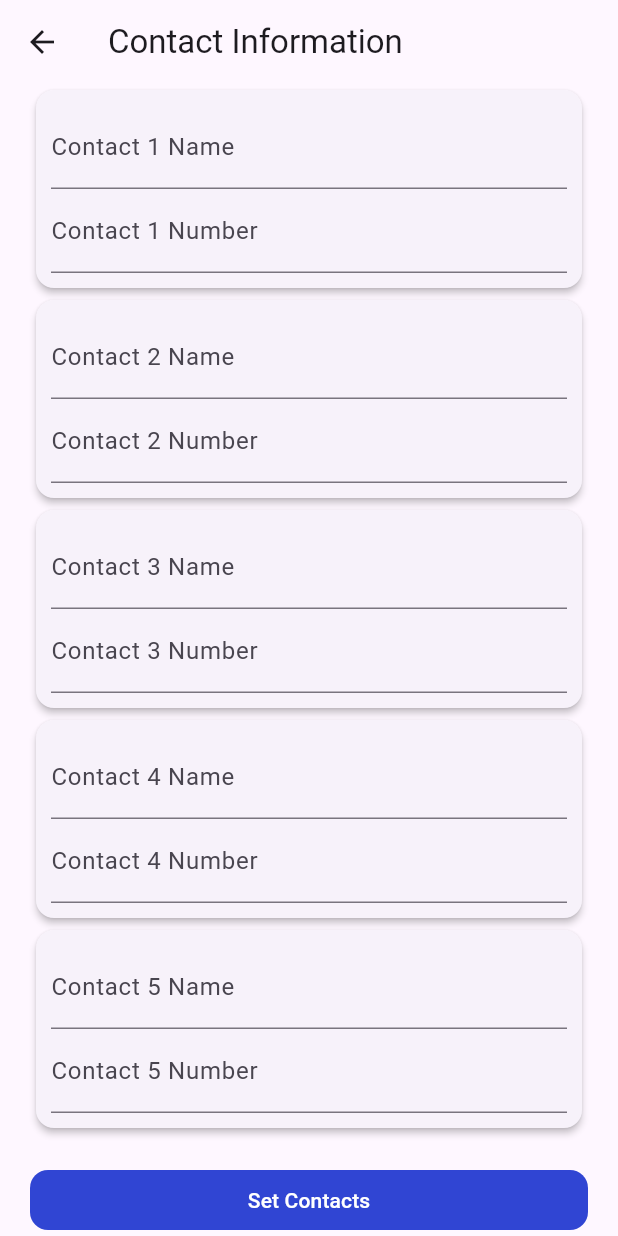
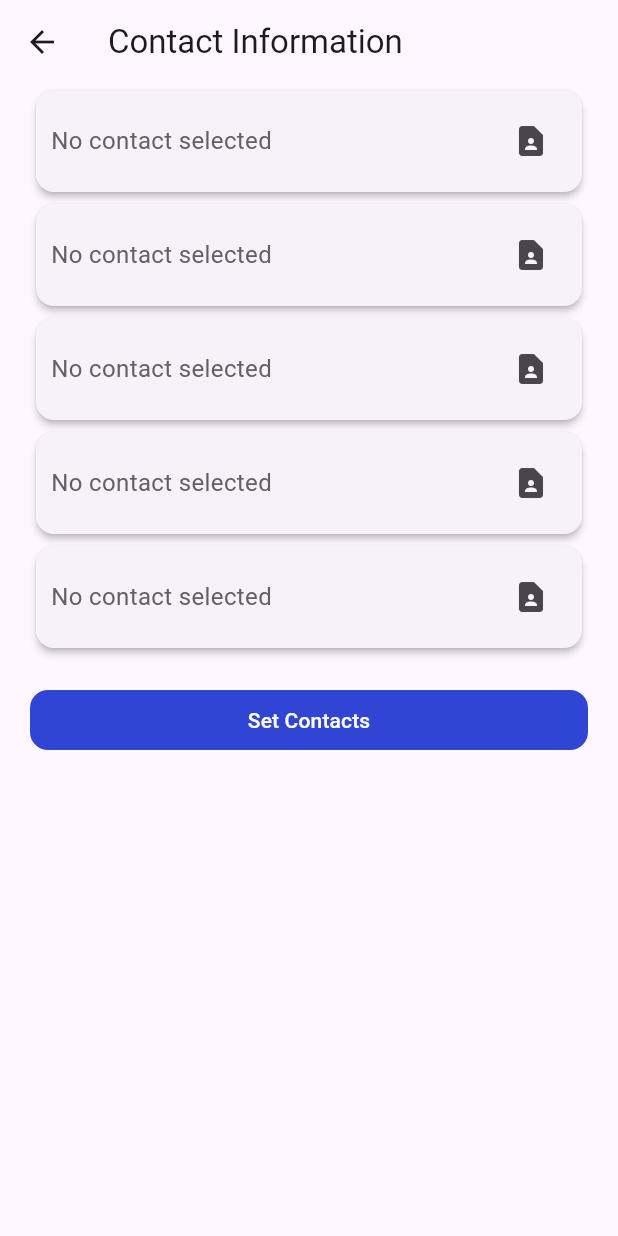
Before and after one commit to varad615/AlertX, a Flutter app: the ContactPage screen opened directly, on a phone screen of 412 x 824 dp. Run offline on Flutter 3.47's test engine with Material 3 defaults, Android fonts, the phone set to English and light mode, and no system bars; our stand-ins replace audioplayers, battery_plus, cloud_firestore, contacts_service, firebase_auth, firebase_core and 8 more; missing offline and left inert: direct_sms, fl_location_platform_interface, flutter_background, flutter_phone_direct_caller, geofence_service, workmanager; accounts and stored records are empty.

Commit message:
added contact select

```diff
--- a/lib/screens/contact.dart
+++ b/lib/screens/contact.dart
@@ -1,6 +1,8 @@
 import 'package:flutter/material.dart';
 import 'package:firebase_auth/firebase_auth.dart';
 import 'package:cloud_firestore/cloud_firestore.dart';
+import 'package:contacts_service/contacts_service.dart';
+import 'package:permission_handler/permission_handler.dart';
 
 class ContactPage extends StatefulWidget {
   @override
@@ -94,6 +96,30 @@ class _ContactPageState extends State<ContactPage> {
     }
   }
 
+  Future<void> _selectContact(TextEditingController nameController, TextEditingController numberController) async {
+    if (await Permission.contacts.request().isGranted) {
+      final Contact? contact = await ContactsService.openDeviceContactPicker();
+
+      if (contact != null && contact.phones != null && contact.phones!.isNotEmpty) {
+        setState(() {
+          nameController.text = contact.displayName ?? '';
+          numberController.text = contact.phones!.first.value ?? '';
+        });
+      }
+    } else {
+      ScaffoldMessenger.of(context).showSnackBar(
+        SnackBar(content: Text('Permission to access contacts is denied')),
+      );
+    }
+  }
+
+  void _removeContact(TextEditingController nameController, TextEditingController numberController) {
+    setState(() {
+      nameController.clear();
+      numberController.clear();
+    });
+  }
+
   @override
   Widget build(BuildContext context) {
     return Scaffold(
@@ -101,119 +127,24 @@ class _ContactPageState extends State<ContactPage> {
         title: Text('Contact Information'),
       ),
       body: Padding(
-        padding: EdgeInsets.only(left: 20.0, right: 20.0), // Add padding only to left and right
+        padding: EdgeInsets.only(left: 20.0, right: 20.0),
         child: SingleChildScrollView(
           child: Column(
             children: [
-              Card(
-                elevation: 2,
-                child: Padding(
-                  padding: const EdgeInsets.all(10.0),
-                  child: Column(
-                    children: [
-                      TextFormField(
-                        controller: _contact1nameController,
-                        decoration: InputDecoration(
-                          labelText: 'Contact 1 Name',
-                        ),
-                      ),
-                      TextFormField(
-                        controller: _contact1Controller,
-                        decoration: InputDecoration(
-                          labelText: 'Contact 1 Number',
-                        ),
-                      ),
-                    ],
-                  ),
-                ),
+              _buildContactCard(
+                'Contact 1 Name', _contact1nameController, _contact1Controller
               ),
-              Card(
-                elevation: 2,
-                child: Padding(
-                  padding: const EdgeInsets.all(10.0),
-                  child: Column(
-                    children: [
-                      TextFormField(
-                        controller: _contact2nameController,
-                        decoration: InputDecoration(
-                          labelText: 'Contact 2 Name',
-                        ),
-                      ),
-                      TextFormField(
-                        controller: _contact2Controller,
-                        decoration: InputDecoration(
-                          labelText: 'Contact 2 Number',
-                        ),
-                      ),
-                    ],
-                  ),
-                ),
+              _buildContactCard(
+                'Contact 2 Name', _contact2nameController, _contact2Controller
               ),
-              Card(
-                elevation: 2,
-                child: Padding(
-                  padding: const EdgeInsets.all(10.0),
-                  child: Column(
-                    children: [
-                      TextFormField(
-                        controller: _contact3nameController,
-                        decoration: InputDecoration(
-                          labelText: 'Contact 3 Name',
-                        ),
-                      ),
-                      TextFormField(
-                        controller: _contact3Controller,
-                        decoration: InputDecoration(
-                          labelText: 'Contact 3 Number',
-                        ),
-                      ),
-                    ],
-                  ),
-                ),
+              _buildContactCard(
+                'Contact 3 Name', _contact3nameController, _contact3Controller
               ),
-              Card(
-                elevation: 2,
-                child: Padding(
-                  padding: const EdgeInsets.all(10.0),
-                  child: Column(
-                    children: [
-                      TextFormField(
-                        controller: _contact4nameController,
-                        decoration: InputDecoration(
-                          labelText: 'Contact 4 Name',
-                        ),
-                      ),
-                      TextFormField(
-                        controller: _contact4Controller,
-                        decoration: InputDecoration(
-                          labelText: 'Contact 4 Number',
-                        ),
-                      ),
-                    ],
-                  ),
-                ),
+              _buildContactCard(
+                'Contact 4 Name', _contact4nameController, _contact4Controller
               ),
-              Card(
-                elevation: 2,
-                child: Padding(
-                  padding: const EdgeInsets.all(10.0),
-                  child: Column(
-                    children: [
-                      TextFormField(
-                        controller: _contact5nameController,
-                        decoration: InputDecoration(
-                          labelText: 'Contact 5 Name',
-                        ),
-                      ),
-                      TextFormField(
-                        controller: _contact5Controller,
-                        decoration: InputDecoration(
-                          labelText: 'Contact 5 Number',
-                        ),
-                      ),
-                    ],
-                  ),
-                ),
+              _buildContactCard(
+                'Contact 5 Name', _contact5nameController, _contact5Controller
               ),
               SizedBox(height: 20),
               SizedBox(
@@ -222,9 +153,13 @@ class _ContactPageState extends State<ContactPage> {
                   onPressed: _setContacts,
                   style: ElevatedButton.styleFrom(
                     backgroundColor: Color(0xFF3045D3),
-                    shape: RoundedRectangleBorder(borderRadius: BorderRadius.circular(12)),elevation: 0,shadowColor: Colors.transparent
+                    shape: RoundedRectangleBorder(
+                      borderRadius: BorderRadius.circular(12),
+                    ),
+                    elevation: 0,
+                    shadowColor: Colors.transparent,
                   ),
-                  child: Text('Set Contacts', style: TextStyle(color: Colors.white),),
+                  child: Text('Set Contacts', style: TextStyle(color: Colors.white)),
                 ),
               ),
             ],
@@ -233,4 +168,55 @@ class _ContactPageState extends State<ContactPage> {
       ),
     );
   }
+
+  Widget _buildContactCard(String labelText, TextEditingController nameController, TextEditingController numberController) {
+    final bool isContactSelected = nameController.text.isNotEmpty && numberController.text.isNotEmpty;
+
+    return Card(
+      elevation: 2,
+      child: Padding(
+        padding: const EdgeInsets.all(10.0),
+        child: Column(
+          children: [
+            Row(
+              children: [
+                Expanded(
+                  child: isContactSelected
+                      ? TextFormField(
+                          controller: nameController,
+                          decoration: InputDecoration(
+                            labelText: labelText,
+                          ),
+                        )
+                      : Text(
+                          'No contact selected',
+                          style: TextStyle(fontSize: 16, color: Colors.grey[700]),
+                        ),
+                ),
+                IconButton(
+                  icon: Icon(Icons.contact_page),
+                  onPressed: () => _selectContact(nameController, numberController),
+                ),
+              ],
+            ),
+            if (isContactSelected)
+              Row(
+                children: [
+                  Expanded(
+                    child: Text(
+                      numberController.text.isEmpty ? 'Contact Number' : numberController.text,
+                      style: TextStyle(fontSize: 16, color: Colors.grey[700]),
+                    ),
+                  ),
+                  IconButton(
+                    icon: Icon(Icons.close),
+                    onPressed: () => _removeContact(nameController, numberController),
+                  ),
+                ],
+              ),
+          ],
+        ),
+      ),
+    );
+  }
 }
--- a/lib/screens/medical_info.dart
+++ b/lib/screens/medical_info.dart
@@ -15,7 +15,16 @@ class _MedicalInfoPageState extends State<MedicalInfoPage> {
   final TextEditingController _conditionController = TextEditingController();
 
   String? _selectedBloodGroup;
-  final List<String> _bloodGroups = ['A+', 'A-', 'B+', 'B-', 'AB+', 'AB-', 'O+', 'O-'];
+  final List<String> _bloodGroups = [
+    'A+',
+    'A-',
+    'B+',
+    'B-',
+    'AB+',
+    'AB-',
+    'O+',
+    'O-'
+  ];
 
   // Dynamic list controllers for allergies and medications
   List<TextEditingController> _allergiesControllers = [];
@@ -73,10 +82,17 @@ class _MedicalInfoPageState extends State<MedicalInfoPage> {
     final user = _auth.currentUser;
     if (user != null) {
       // Convert controllers to a list of strings
-      List<String> allergies = _allergiesControllers.map((controller) => controller.text).toList();
-      List<String> medications = _medicationsControllers.map((controller) => controller.text).toList();
+      List<String> allergies =
+          _allergiesControllers.map((controller) => controller.text).toList();
+      List<String> medications =
+          _medicationsControllers.map((controller) => controller.text).toList();
 
-      await _firestore.collection('users').doc(user.uid).collection('profile').doc('medicalinfo').update({
+      await _firestore
+          .collection('users')
+          .doc(user.uid)
+          .collection('profile')
+          .doc('medicalinfo')
+          .update({
         'doctor_name': _doctorNameController.text,
         'doctor_phone': _doctorPhoneController.text,
         'blood_group': _selectedBloodGroup,
@@ -84,7 +100,8 @@ class _MedicalInfoPageState extends State<MedicalInfoPage> {
         'condition': _conditionController.text,
         'medication': medications,
       });
-      ScaffoldMessenger.of(context).showSnackBar(SnackBar(content: Text('Medical info updated successfully!')));
+      ScaffoldMessenger.of(context).showSnackBar(
+          SnackBar(content: Text('Medical info updated successfully!')));
     }
   }
 
@@ -156,7 +173,9 @@ class _MedicalInfoPageState extends State<MedicalInfoPage> {
                       ),
                       SizedBox(height: 10),
                       DropdownButtonFormField<String>(
-                        value: _bloodGroups.contains(_selectedBloodGroup) ? _selectedBloodGroup : null,
+                        value: _bloodGroups.contains(_selectedBloodGroup)
+                            ? _selectedBloodGroup
+                            : null,
                         decoration: InputDecoration(
                           labelText: 'Blood Group',
                           border: OutlineInputBorder(),
@@ -193,7 +212,10 @@ class _MedicalInfoPageState extends State<MedicalInfoPage> {
                         physics: NeverScrollableScrollPhysics(),
                         itemCount: _allergiesControllers.length,
                         itemBuilder: (context, index) {
-                          return Row(
+                          return Column(
+                            children: [
+                              SizedBox(height: 10), // Top spacing
+                              Row(
                                 children: [
                                   Expanded(
                                     child: TextField(
@@ -206,17 +228,23 @@ class _MedicalInfoPageState extends State<MedicalInfoPage> {
                                   ),
                                   if (_allergiesControllers.length > 1)
                                     IconButton(
-                                  icon: Icon(Icons.remove_circle, color: Colors.red),
-                                  onPressed: () => _removeAllergyField(index),
+                                      icon: Icon(Icons.remove_circle,
+                                          color: Colors.red),
+                                      onPressed: () =>
+                                          _removeAllergyField(index),
+                                    ),
+                                ],
                               ),
                             ],
                           );
                         },
                       ),
+
                       TextButton.icon(
                         onPressed: _addAllergyField,
                         icon: Icon(Icons.add, color: Colors.white),
-                        label: Text('Add More', style: TextStyle(color: Colors.white)),
+                        label: Text('Add More',
+                            style: TextStyle(color: Colors.white)),
                         style: TextButton.styleFrom(
                           backgroundColor: Colors.blue,
                           shape: RoundedRectangleBorder(
@@ -244,11 +272,15 @@ class _MedicalInfoPageState extends State<MedicalInfoPage> {
                         physics: NeverScrollableScrollPhysics(),
                         itemCount: _medicationsControllers.length,
                         itemBuilder: (context, index) {
-                          return Row(
+                          return Column(
+                            children: [
+                              SizedBox(height: 10), // Top spacing
+                              Row(
                                 children: [
                                   Expanded(
                                     child: TextField(
-                                  controller: _medicationsControllers[index],
+                                      controller:
+                                          _medicationsControllers[index],
                                       decoration: InputDecoration(
                                         labelText: 'Medication',
                                         border: OutlineInputBorder(),
@@ -257,8 +289,12 @@ class _MedicalInfoPageState extends State<MedicalInfoPage> {
                                   ),
                                   if (_medicationsControllers.length > 1)
                                     IconButton(
-                                  icon: Icon(Icons.remove_circle, color: Colors.red),
-                                  onPressed: () => _removeMedicationField(index),
+                                      icon: Icon(Icons.remove_circle,
+                                          color: Colors.red),
+                                      onPressed: () =>
+                                          _removeMedicationField(index),
+                                    ),
+                                ],
                               ),
                             ],
                           );
@@ -267,7 +303,8 @@ class _MedicalInfoPageState extends State<MedicalInfoPage> {
                       TextButton.icon(
                         onPressed: _addMedicationField,
                         icon: Icon(Icons.add, color: Colors.white),
-                        label: Text('Add More', style: TextStyle(color: Colors.white)),
+                        label: Text('Add More',
+                            style: TextStyle(color: Colors.white)),
                         style: TextButton.styleFrom(
                           backgroundColor: Colors.blue,
                           shape: RoundedRectangleBorder(
@@ -301,7 +338,8 @@ class _MedicalInfoPageState extends State<MedicalInfoPage> {
               // Update Button
               ElevatedButton(
                 onPressed: _updateMedicalInfo,
-                child: Text('Update Medical Info', style: TextStyle(color: Colors.white)),
+                child: Text('Update Medical Info',
+                    style: TextStyle(color: Colors.white)),
                 style: ElevatedButton.styleFrom(
                   backgroundColor: Colors.blue,
                   shape: RoundedRectangleBorder(
--- a/pubspec.yaml
+++ b/pubspec.yaml
@@ -59,6 +59,7 @@ dependencies:
   workmanager: ^0.5.2
   flutter_foreground_task: ^8.8.1+1
   flutter_background: ^1.3.0+1
+  contacts_service: ^0.6.3
 #  http: ^0.13.6
 #  latlong2: ^0.8.1
 #  flutter_map: ^4.0.0
```
Also changed, not shown: pubspec.lock, 2 other files. Lines whose indentation alone changed are shown as unchanged.
